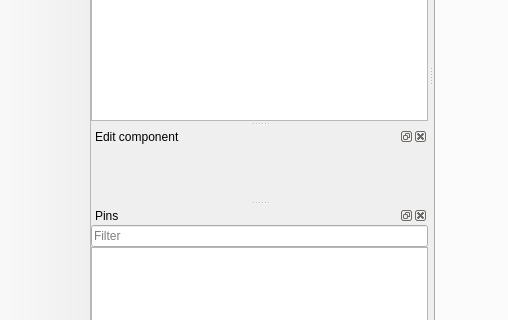
Before: the Qt Designer form qiskit_metal/_gui/main_window_ui.ui in qiskit-community/qiskit-metal, drawn with Qt 5; both pictures show x 0 to 508 and y 253 to 573 of the 1310 by 847 pixel window.
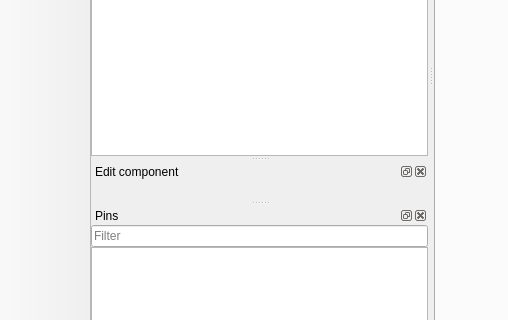
After: the same form once the commit is applied. Icons and pictures are not drawn. Custom widgets are drawn as their Qt base class.

Commit message: Undid changes to tests and, undid unneccesary changes done automatically by qt designer

What changed in the file:
```diff
--- a/qiskit_metal/_gui/main_window_ui.ui
+++ b/qiskit_metal/_gui/main_window_ui.ui
@@ -592,8 +592,8 @@
   <widget class="QDockWidget" name="dockComponent">
    <property name="minimumSize">
     <size>
-     <width>300</width>
-     <height>73</height>
+     <width>62</width>
+     <height>38</height>
     </size>
    </property>
    <property name="features">
```
Left out of the diff: 4 changed lines with no effect on the pictures. The commit also changes 1 other file.
